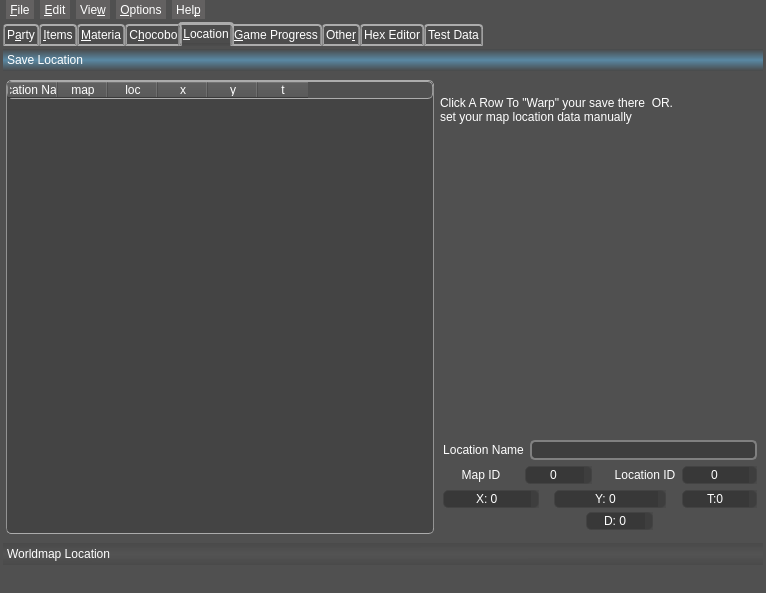
The window that mainwindow.ui (sithlord48/blackchocobo) describes before a commit, drawn with Qt 5.
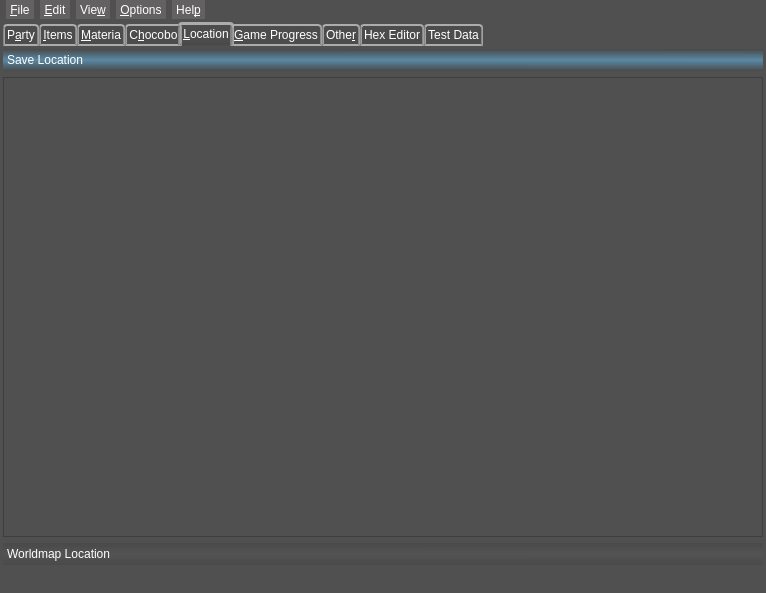
The same window after the commit. The open tabs and pages were chosen to show the change. Icons and pictures are not drawn.

Commit message: LocationViewer: Items for intergration to Black Chocobo Black Chocobo: Switch to LocaionViewer for location switching/viewing icons updated lupdate for locationViewer.

```diff
--- a/mainwindow.ui
+++ b/mainwindow.ui
@@ -2922,8 +2922,8 @@
             <rect>
              <x>0</x>
              <y>0</y>
-             <width>759</width>
-             <height>414</height>
+             <width>760</width>
+             <height>454</height>
             </rect>
            </property>
            <attribute name="icon">
@@ -2934,459 +2934,31 @@
             <string>Save Location</string>
            </attribute>
            <layout class="QHBoxLayout" name="horizontalLayout_165">
+            <property name="spacing">
+             <number>0</number>
+            </property>
             <property name="leftMargin">
-             <number>3</number>
+             <number>0</number>
             </property>
             <property name="topMargin">
-             <number>3</number>
+             <number>0</number>
             </property>
             <property name="rightMargin">
-             <number>3</number>
+             <number>0</number>
             </property>
             <property name="bottomMargin">
-             <number>3</number>
+             <number>0</number>
             </property>
             <item>
-             <widget class="QTableWidget" name="tbl_location_field">
-              <property name="minimumSize">
-               <size>
-                <width>425</width>
-                <height>0</height>
-               </size>
+             <widget class="QFrame" name="fieldFrame">
+              <property name="frameShape">
+               <enum>QFrame::StyledPanel</enum>
               </property>
-              <property name="editTriggers">
-               <set>QAbstractItemView::NoEditTriggers</set>
+              <property name="frameShadow">
+               <enum>QFrame::Raised</enum>
               </property>
-              <property name="tabKeyNavigation">
-               <bool>false</bool>
-              </property>
-              <property name="showDropIndicator" stdset="0">
-               <bool>false</bool>
-              </property>
-              <property name="dragDropOverwriteMode">
-               <bool>false</bool>
-              </property>
-              <property name="alternatingRowColors">
-               <bool>false</bool>
-              </property>
-              <property name="selectionMode">
-               <enum>QAbstractItemView::SingleSelection</enum>
-              </property>
-              <property name="selectionBehavior">
-               <enum>QAbstractItemView::SelectRows</enum>
-              </property>
-              <property name="textElideMode">
-               <enum>Qt::ElideMiddle</enum>
-              </property>
-              <property name="gridStyle">
-               <enum>Qt::CustomDashLine</enum>
-              </property>
-              <property name="sortingEnabled">
-               <bool>true</bool>
-              </property>
-              <attribute name="horizontalHeaderCascadingSectionResizes">
-               <bool>false</bool>
-              </attribute>
-              <attribute name="horizontalHeaderDefaultSectionSize">
-               <number>50</number>
-              </attribute>
-              <attribute name="horizontalHeaderMinimumSectionSize">
-               <number>26</number>
-              </attribute>
-              <attribute name="verticalHeaderVisible">
-               <bool>false</bool>
-              </attribute>
-              <attribute name="verticalHeaderDefaultSectionSize">
-               <number>20</number>
-              </attribute>
-              <column>
-               <property name="text">
-                <string>Location Name</string>
-               </property>
-              </column>
-              <column>
-               <property name="text">
-                <string>map</string>
-               </property>
-              </column>
-              <column>
-               <property name="text">
-                <string>loc</string>
-               </property>
-              </column>
-              <column>
-               <property name="text">
-                <string>x</string>
-               </property>
-              </column>
-              <column>
-               <property name="text">
-                <string>y</string>
-               </property>
-              </column>
-              <column>
-               <property name="text">
-                <string>t</string>
-               </property>
-              </column>
              </widget>
             </item>
-            <item>
-             <layout class="QVBoxLayout" name="verticalLayout_58">
-              <property name="spacing">
-               <number>3</number>
-              </property>
-              <item>
-               <spacer name="verticalSpacer_13">
-                <property name="orientation">
-                 <enum>Qt::Vertical</enum>
-                </property>
-                <property name="sizeType">
-                 <enum>QSizePolicy::Preferred</enum>
-                </property>
-                <property name="sizeHint" stdset="0">
-                 <size>
-                  <width>20</width>
-                  <height>3</height>
-                 </size>
-                </property>
-               </spacer>
-              </item>
-              <item>
-               <widget class="QLabel" name="label_166">
-                <property name="text">
-                 <string>Click A Row To &quot;Warp&quot; your save there  OR. 
-set your map location data manually</string>
-                </property>
-                <property name="wordWrap">
-                 <bool>true</bool>
-                </property>
-               </widget>
-              </item>
-              <item>
-               <widget class="QLabel" name="lbl_fieldFile">
-                <property name="text">
-                 <string/>
-                </property>
-               </widget>
-              </item>
-              <item>
-               <widget class="QLabel" name="lbl_locationPreview">
-                <property name="minimumSize">
-                 <size>
-                  <width>320</width>
-                  <height>240</height>
-                 </size>
-                </property>
-                <property name="maximumSize">
-                 <size>
-                  <width>320</width>
-                  <height>240</height>
-                 </size>
-                </property>
-                <property name="text">
-                 <string/>
-                </property>
-               </widget>
-              </item>
-              <item>
-               <layout class="QGridLayout" name="gridLayout">
-                <property name="leftMargin">
-                 <number>3</number>
-                </property>
-                <property name="rightMargin">
-                 <number>3</number>
-                </property>
-                <item row="0" column="0" colspan="4">
-                 <layout class="QHBoxLayout" name="horizontalLayout_59">
-                  <item>
-                   <widget class="QLabel" name="label_75">
-                    <property name="text">
-                     <string>Location Name</string>
-                    </property>
-                    <property name="alignment">
-                     <set>Qt::AlignCenter</set>
-                    </property>
-                   </widget>
-                  </item>
-                  <item>
-                   <widget class="QLineEdit" name="line_location">
-                    <property name="sizePolicy">
-                     <sizepolicy hsizetype="Expanding" vsizetype="Fixed">
-                      <horstretch>0</horstretch>
-                      <verstretch>0</verstretch>
-                     </sizepolicy>
-                    </property>
-                   </widget>
-                  </item>
-                 </layout>
-                </item>
-                <item row="1" column="0" colspan="2">
-                 <layout class="QHBoxLayout" name="horizontalLayout_54">
-                  <item>
-                   <widget class="QLabel" name="label_70">
-                    <property name="maximumSize">
-                     <size>
-                      <width>46</width>
-                      <height>16777215</height>
-                     </size>
-                    </property>
-                    <property name="text">
-                     <string>Map ID</string>
-                    </property>
-                    <property name="alignment">
-                     <set>Qt::AlignCenter</set>
-                    </property>
-                   </widget>
-                  </item>
-                  <item>
-                   <widget class="QSpinBox" name="sb_map_id">
-                    <property name="minimumSize">
-                     <size>
-                      <width>67</width>
-                      <height>18</height>
-                     </size>
-                    </property>
-                    <property name="maximumSize">
-                     <size>
-                      <width>67</width>
-                      <height>18</height>
-                     </size>
-                    </property>
-                    <property name="wrapping">
-                     <bool>true</bool>
-                    </property>
-                    <property name="alignment">
-                     <set>Qt::AlignCenter</set>
-                    </property>
-                   </widget>
-                  </item>
-                 </layout>
-                </item>
-                <item row="1" column="2" colspan="2">
-                 <layout class="QHBoxLayout" name="horizontalLayout_55">
-                  <item>
-                   <widget class="QLabel" name="label_71">
-                    <property name="text">
-                     <string>Location ID</string>
-                    </property>
-                    <property name="alignment">
-                     <set>Qt::AlignCenter</set>
-                    </property>
-                   </widget>
-                  </item>
-                  <item>
-                   <widget class="QSpinBox" name="sb_loc_id">
-                    <property name="minimumSize">
-                     <size>
-                      <width>75</width>
-                      <height>18</height>
-                     </size>
-                    </property>
-                    <property name="maximumSize">
-                     <size>
-                      <width>16777215</width>
-                      <height>18</height>
-                     </size>
-                    </property>
-                    <property name="wrapping">
-                     <bool>true</bool>
-                    </property>
-                    <property name="alignment">
-                     <set>Qt::AlignCenter</set>
-                    </property>
-                    <property name="maximum">
-                     <number>9999999</number>
-                    </property>
-                   </widget>
-                  </item>
-                 </layout>
-                </item>
-                <item row="2" column="0">
-                 <layout class="QHBoxLayout" name="horizontalLayout_56">
-                  <item>
-                   <widget class="QSpinBox" name="sb_coord_x">
-                    <property name="minimumSize">
-                     <size>
-                      <width>96</width>
-                      <height>18</height>
-                     </size>
-                    </property>
-                    <property name="maximumSize">
-                     <size>
-                      <width>96</width>
-                      <height>18</height>
-                     </size>
-                    </property>
-                    <property name="wrapping">
-                     <bool>true</bool>
-                    </property>
-                    <property name="alignment">
-                     <set>Qt::AlignCenter</set>
-                    </property>
-                    <property name="prefix">
-                     <string notr="true">X: </string>
-                    </property>
-                    <property name="minimum">
-                     <number>-32767</number>
-                    </property>
-                    <property name="maximum">
-                     <number>32768</number>
-                    </property>
-                    <property name="value">
-                     <number>0</number>
-                    </property>
-                   </widget>
-                  </item>
-                 </layout>
-                </item>
-                <item row="2" column="1" colspan="2">
-                 <layout class="QHBoxLayout" name="horizontalLayout_57">
-                  <item>
-                   <widget class="QSpinBox" name="sb_coord_y">
-                    <property name="minimumSize">
-                     <size>
-                      <width>96</width>
-                      <height>18</height>
-                     </size>
-                    </property>
-                    <property name="maximumSize">
-                     <size>
-                      <width>112</width>
-                      <height>18</height>
-                     </size>
-                    </property>
-                    <property name="wrapping">
-                     <bool>true</bool>
-                    </property>
-                    <property name="alignment">
-                     <set>Qt::AlignCenter</set>
-                    </property>
-                    <property name="prefix">
-                     <string notr="true">Y: </string>
-                    </property>
-                    <property name="minimum">
-                     <number>-32767</number>
-                    </property>
-                    <property name="maximum">
-                     <number>32768</number>
-                    </property>
-                   </widget>
-                  </item>
-                 </layout>
-                </item>
-                <item row="2" column="3">
-                 <layout class="QHBoxLayout" name="horizontalLayout_58">
-                  <item>
-                   <widget class="QSpinBox" name="sb_coord_t">
-                    <property name="minimumSize">
-                     <size>
-                      <width>75</width>
-                      <height>18</height>
-                     </size>
-                    </property>
-                    <property name="maximumSize">
-                     <size>
-                      <width>16777215</width>
-                      <height>18</height>
-                     </size>
-                    </property>
-                    <property name="wrapping">
-                     <bool>true</bool>
-                    </property>
-                    <property name="alignment">
-                     <set>Qt::AlignCenter</set>
-                    </property>
-                    <property name="prefix">
-                     <string notr="true">T:</string>
-                    </property>
-                    <property name="minimum">
-                     <number>0</number>
-                    </property>
-                    <property name="maximum">
-                     <number>65565</number>
-                    </property>
-                    <property name="value">
-                     <number>0</number>
-                    </property>
-                   </widget>
-                  </item>
-                 </layout>
-                </item>
-               </layout>
-              </item>
-              <item>
-               <layout class="QHBoxLayout" name="horizontalLayout_14">
-                <item>
-                 <spacer name="horizontalSpacer">
-                  <property name="orientation">
-                   <enum>Qt::Horizontal</enum>
-                  </property>
-                  <property name="sizeType">
-                   <enum>QSizePolicy::Preferred</enum>
-                  </property>
-                  <property name="sizeHint" stdset="0">
-                   <size>
-                    <width>40</width>
-                    <height>20</height>
-                   </size>
-                  </property>
-                 </spacer>
-                </item>
-                <item>
-                 <widget class="QSpinBox" name="sb_coord_d">
-                  <property name="minimumSize">
-                   <size>
-                    <width>67</width>
-                    <height>18</height>
-                   </size>
-                  </property>
-                  <property name="maximumSize">
-                   <size>
-                    <width>67</width>
-                    <height>18</height>
-                   </size>
-                  </property>
-                  <property name="wrapping">
-                   <bool>true</bool>
-                  </property>
-                  <property name="alignment">
-                   <set>Qt::AlignCenter</set>
-                  </property>
-                  <property name="prefix">
-                   <string notr="true">D: </string>
-                  </property>
-                  <property name="minimum">
-                   <number>0</number>
-                  </property>
-                  <property name="maximum">
-                   <number>255</number>
-                  </property>
-                  <property name="value">
-                   <number>0</number>
-                  </property>
-                 </widget>
-                </item>
-               </layout>
-              </item>
-              <item>
-               <spacer name="verticalSpacer_12">
-                <property name="orientation">
-                 <enum>Qt::Vertical</enum>
-                </property>
-                <property name="sizeType">
-                 <enum>QSizePolicy::Preferred</enum>
-                </property>
-                <property name="sizeHint" stdset="0">
-                 <size>
-                  <width>20</width>
-                  <height>3</height>
-                 </size>
-                </property>
-               </spacer>
-              </item>
-             </layout>
-            </item>
            </layout>
           </widget>
           <widget class="QWidget" name="page_2">
```
Left out of the diff: 10 changed lines with no effect on the pictures. The commit also changes 478 other files.
